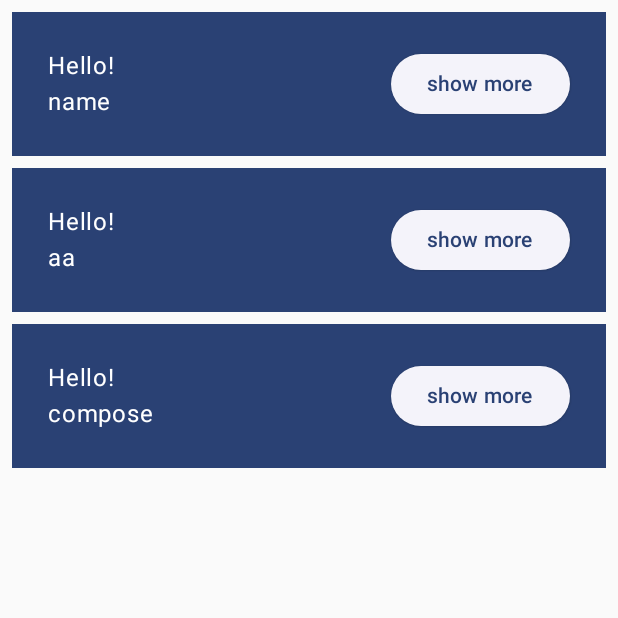
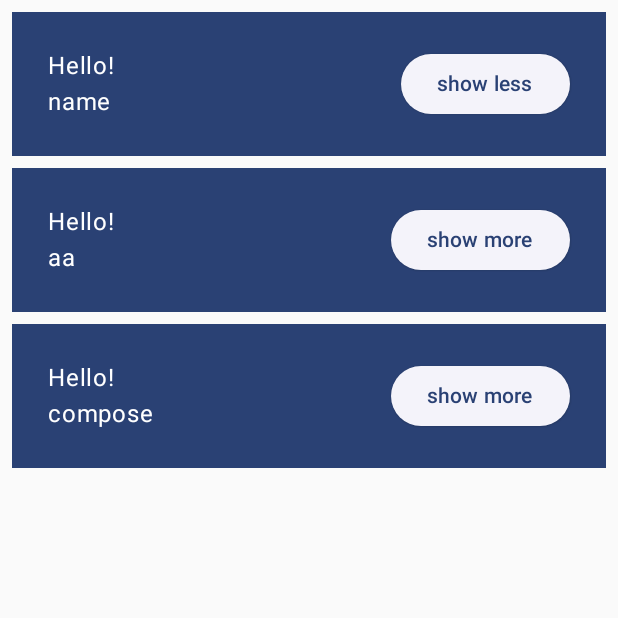
Before and after one commit to RyujiKoyama95/Jetpack-Compose-basics, an Android app built with Jetpack Compose: the screen it shows after launch (MainActivity), after a tap on "show more", on a phone screen of 412 x 824 dp, the top half of it. Run offline under Robolectric (Android 15) with nearby library versions, the phone set to English and light mode, and no system bars.

Commit message:
Add status

```diff
--- a/app/src/main/java/com/codelab/basics/MainActivity.kt
+++ b/app/src/main/java/com/codelab/basics/MainActivity.kt
@@ -89,6 +89,15 @@ class MainActivity : ComponentActivity() {
 
     @Composable
     private fun Greeting(name: String) {
+        // 状態保持のためexpandedフラグを定義。
+        // 単純にフラグ追加しても、Composeは状態変更として検出しない。
+        // state/MutableStateは何らかの値を保持し、値が変更した場合は再Compose(UI更新)するインターフェース。
+        // しかし、再コンポジションが随時発生する可能性があるため、フラグはリセットされてしまう問題がある。
+        // 再コンポジションの前後で状態を保持するにはrememberを使用して、状態を保護する。リセットされない。
+        // 状態が変化すると、自動的に再コンポーズする。
+        // また、同じコンポーズを別々の部分から呼び出すと、異なるUIが生成され、状態も別々になる。
+        // 例えば今回の場合だと、ボタンが複数あるため、それぞれで固有の状態を保持する。
+        val expanded = remember { mutableStateOf(false) }
         // Surfaceは色を受け取る。
         // Surfaceの中にネストされたコンポーネント(ここではText)は、背景色の上に描画される。
         Surface(
@@ -96,13 +105,15 @@ class MainActivity : ComponentActivity() {
             modifier = Modifier.padding(vertical = 4.dp, horizontal = 8.dp)
             ) {
             Row(modifier = Modifier.padding(24.dp)) {
+                // SurfaceやTextなどのほとんどのCompose UI要素は引数にmodifier(修飾子)を持っている。
+                // 1つの要素に複数の修飾子をつけるときは、繋げればいい。
                 Column(modifier = Modifier.weight(1f)) {
                     // modifierは親レイアウト内での配置、表示、動作を指定できる。
                     Text(text = "Hello!")
                     Text(text = "$name")
                 }
-                ElevatedButton(onClick = { /*TODO*/ }) {
-                    Text(text = "show more")
+                ElevatedButton(onClick = { expanded.value = !expanded.value }) {
+                    Text(if (expanded.value) "show less" else "show more")
                 }
             }
         }
```
